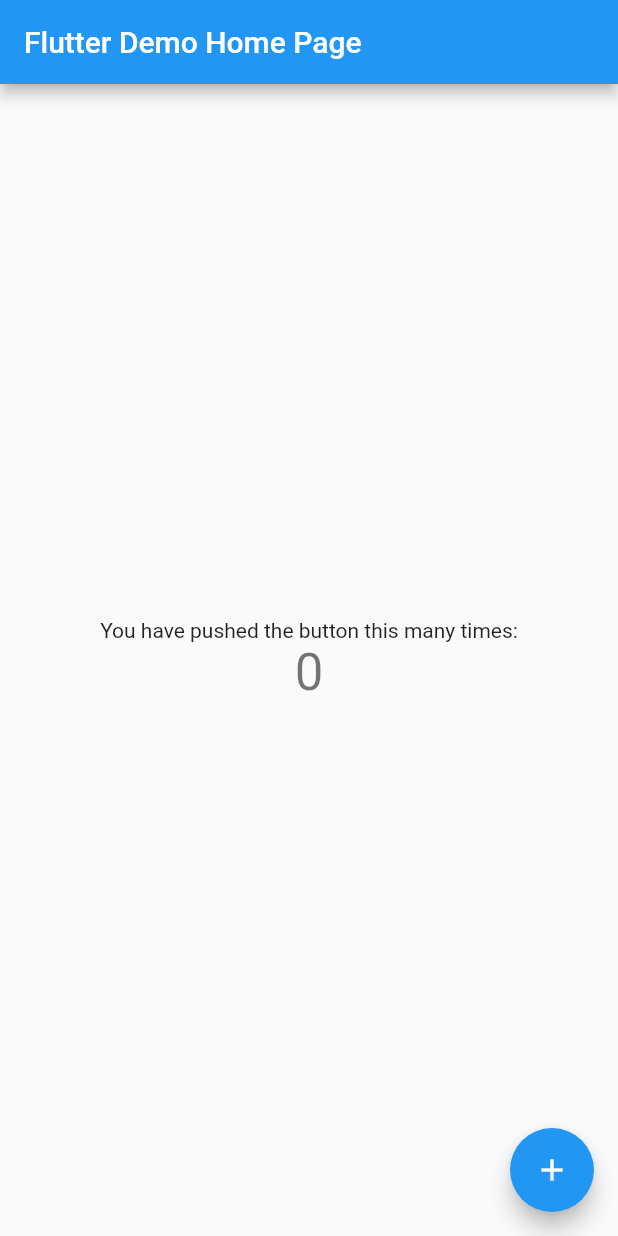
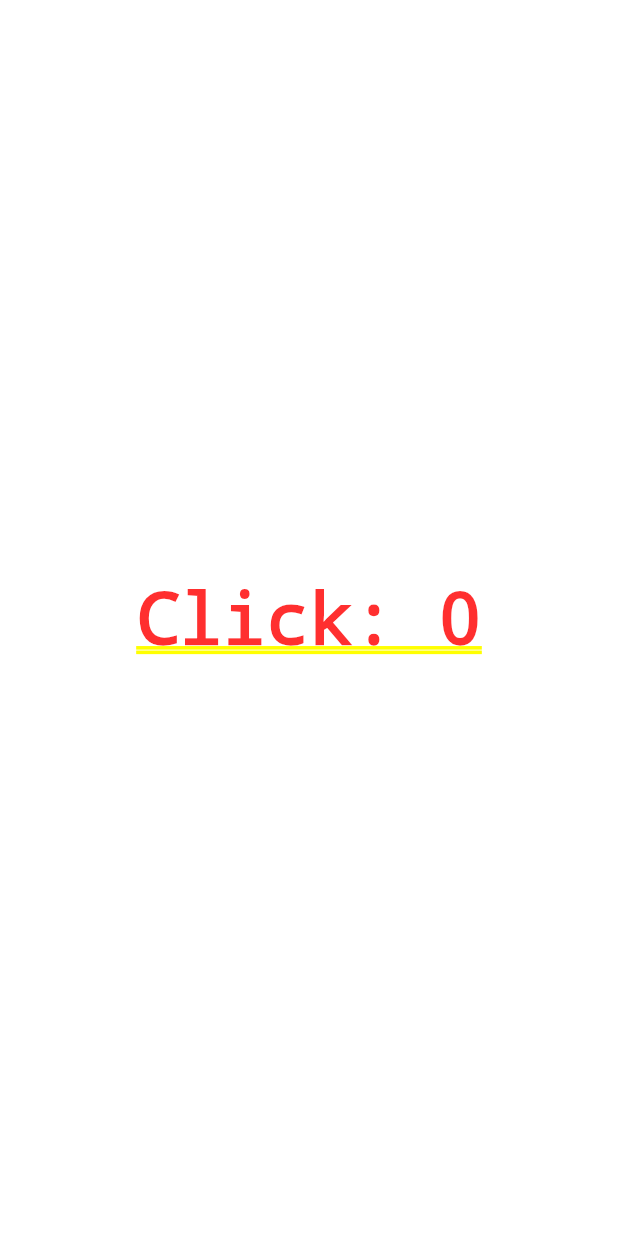
Before and after one commit to Pedro52Santos/Estudos_e_testes, a Flutter app: the screen it shows after launch, on a phone screen of 412 x 824 dp. Run offline on Flutter 3.47's test engine with Material 2 defaults, Android fonts, the phone set to English and light mode, and no system bars; missing offline and left inert: dart:html, dart:js.

Commit message:
Primeiro upload
Commit da aula 1.5.1
// vou começar a salvar certinho agora.

```diff
--- /dev/null
+++ b/Aulas/olamundo/lib/app_widget.dart
@@ -0,0 +1,14 @@
+import 'package:flutter/material.dart';
+import 'home_page.dart';
+
+class AppWidget extends StatelessWidget {
+  final String? title;
+  const AppWidget({Key? key, this.title}) : super(key: key);
+  @override
+  Widget build(BuildContext context) {
+    return MaterialApp(
+      theme: ThemeData(primaryColor: Colors.deepPurpleAccent),
+      home: HomePage(),
+    );
+  }
+}
--- /dev/null
+++ b/Aulas/olamundo/lib/home_page.dart
@@ -0,0 +1,28 @@
+import 'package:flutter/material.dart';
+
+class HomePage extends StatefulWidget {
+  @override
+  State<HomePage> createState() {
+    return HomePageState();
+  }
+}
+
+class HomePageState extends State<HomePage> {
+  @override
+  int contador = 0;
+  Widget build(BuildContext context) {
+    return Container(
+      child: Center(
+          child: GestureDetector(
+        child: Text('Click: $contador'),
+        onTap: () {
+          setState(() {
+            contador++;
+            print(contador);
+          });
+        },
+      )),
+    );
+    throw UnimplementedError();
+  }
+}
--- a/Aulas/olamundo/lib/main.dart
+++ b/Aulas/olamundo/lib/main.dart
@@ -1,113 +1,8 @@
 import 'package:flutter/material.dart';
+import 'app_widget.dart';
 
 void main() {
-  runApp(MyApp());
+  runApp(AppWidget(
+    title: 'Aula ADS',
+  ));
 }
-
-class MyApp extends StatelessWidget {
-  // This widget is the root of your application.
-  @override
-  Widget build(BuildContext context) {
-    return MaterialApp(
-      title: 'Flutter Demo',
-      theme: ThemeData(
-        // This is the theme of your application.
-        //
-        // Try running your application with "flutter run". You'll see the
-        // application has a blue toolbar. Then, without quitting the app, try
-        // changing the primarySwatch below to Colors.green and then invoke
-        // "hot reload" (press "r" in the console where you ran "flutter run",
-        // or simply save your changes to "hot reload" in a Flutter IDE).
-        // Notice that the counter didn't reset back to zero; the application
-        // is not restarted.
-        primarySwatch: Colors.blue,
-      ),
-      home: MyHomePage(title: 'Flutter Demo Home Page'),
-    );
-  }
-}
-
-class MyHomePage extends StatefulWidget {
-  MyHomePage({Key? key, required this.title}) : super(key: key);
-
-  // This widget is the home page of your application. It is stateful, meaning
-  // that it has a State object (defined below) that contains fields that affect
-  // how it looks.
-
-  // This class is the configuration for the state. It holds the values (in this
-  // case the title) provided by the parent (in this case the App widget) and
-  // used by the build method of the State. Fields in a Widget subclass are
-  // always marked "final".
-
-  final String title;
-
-  @override
-  _MyHomePageState createState() => _MyHomePageState();
-}
-
-class _MyHomePageState extends State<MyHomePage> {
-  int _counter = 0;
-
-  void _incrementCounter() {
-    setState(() {
-      // This call to setState tells the Flutter framework that something has
-      // changed in this State, which causes it to rerun the build method below
-      // so that the display can reflect the updated values. If we changed
-      // _counter without calling setState(), then the build method would not be
-      // called again, and so nothing would appear to happen.
-      _counter++;
-    });
-  }
-
-  @override
-  Widget build(BuildContext context) {
-    // This method is rerun every time setState is called, for instance as done
-    // by the _incrementCounter method above.
-    //
-    // The Flutter framework has been optimized to make rerunning build methods
-    // fast, so that you can just rebuild anything that needs updating rather
-    // than having to individually change instances of widgets.
-    return Scaffold(
-      appBar: AppBar(
-        // Here we take the value from the MyHomePage object that was created by
-        // the App.build method, and use it to set our appbar title.
-        title: Text(widget.title),
-      ),
-      body: Center(
-        // Center is a layout widget. It takes a single child and positions it
-        // in the middle of the parent.
-        child: Column(
-          // Column is also a layout widget. It takes a list of children and
-          // arranges them vertically. By default, it sizes itself to fit its
-          // children horizontally, and tries to be as tall as its parent.
-          //
-          // Invoke "debug painting" (press "p" in the console, choose the
-          // "Toggle Debug Paint" action from the Flutter Inspector in Android
-          // Studio, or the "Toggle Debug Paint" command in Visual Studio Code)
-          // to see the wireframe for each widget.
-          //
-          // Column has various properties to control how it sizes itself and
-          // how it positions its children. Here we use mainAxisAlignment to
-          // center the children vertically; the main axis here is the vertical
-          // axis because Columns are vertical (the cross axis would be
-          // horizontal).
-          mainAxisAlignment: MainAxisAlignment.center,
-          children: <Widget>[
-            Text(
-              'You have pushed the button this many times:',
-            ),
-            Text(
-              '$_counter',
-              style: Theme.of(context).textTheme.headline4,
-            ),
-          ],
-        ),
-      ),
-      floatingActionButton: FloatingActionButton(
-        onPressed: _incrementCounter,
-        tooltip: 'Increment',
-        child: Icon(Icons.add),
-      ), // This trailing comma makes auto-formatting nicer for build methods.
-    );
-  }
-}
```
Also changed, not shown: 1 other file.
